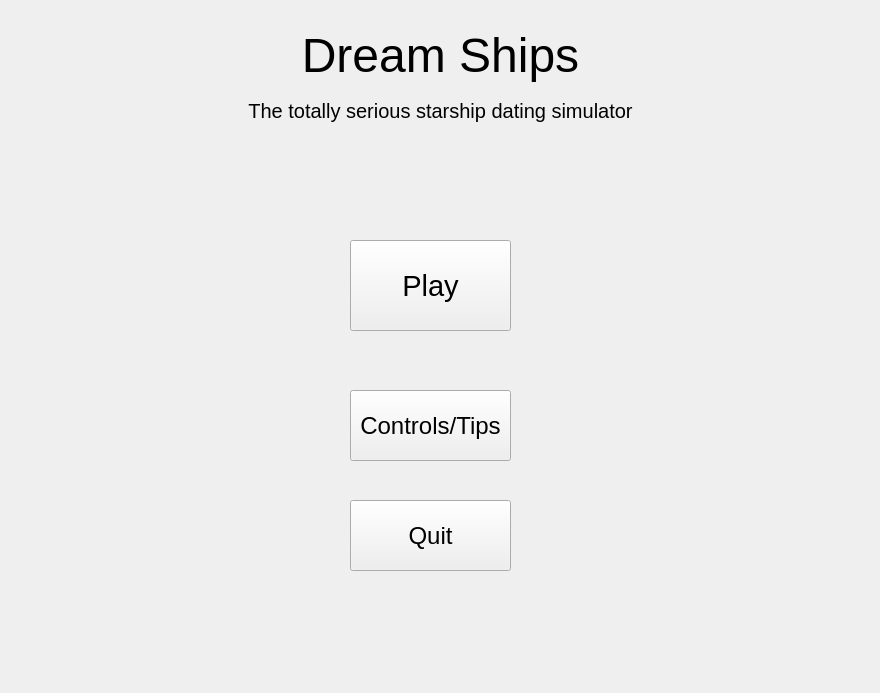
The window that GalaxyGame/Student/mainmenu.ui (cronos23/spacewaifus) describes before a commit, drawn with Qt 5.
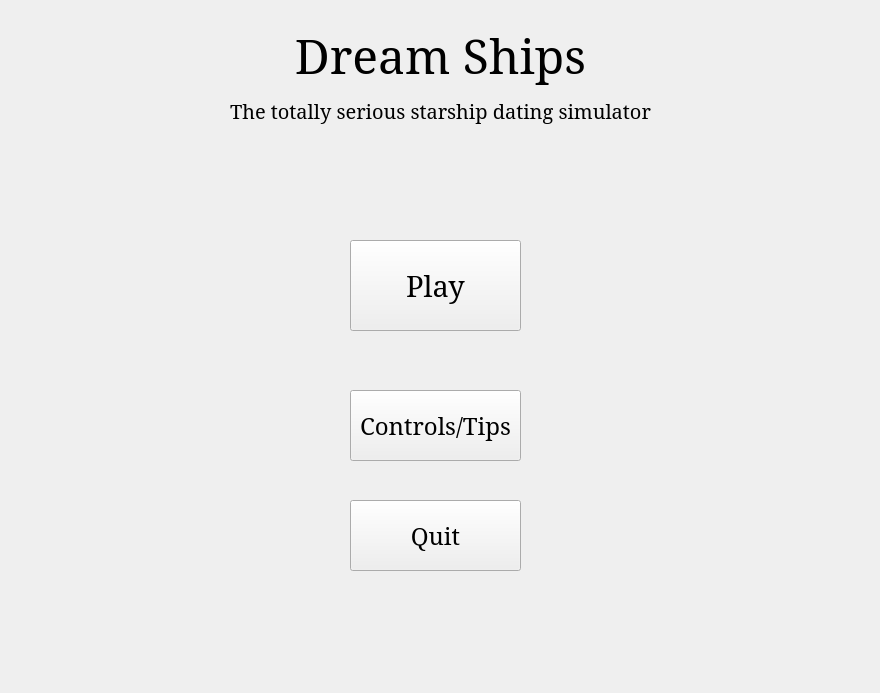
The same window after the commit.

```diff
--- a/GalaxyGame/Student/mainmenu.ui
+++ b/GalaxyGame/Student/mainmenu.ui
@@ -24,6 +24,7 @@
    </property>
    <property name="font">
     <font>
+     <family>Serif</family>
      <pointsize>36</pointsize>
     </font>
    </property>
@@ -39,12 +40,13 @@
     <rect>
      <x>350</x>
      <y>240</y>
-     <width>161</width>
+     <width>171</width>
      <height>91</height>
     </rect>
    </property>
    <property name="font">
     <font>
+     <family>Serif</family>
      <pointsize>22</pointsize>
     </font>
    </property>
@@ -57,12 +59,13 @@
     <rect>
      <x>350</x>
      <y>390</y>
-     <width>161</width>
+     <width>171</width>
      <height>71</height>
     </rect>
    </property>
    <property name="font">
     <font>
+     <family>Serif</family>
      <pointsize>18</pointsize>
     </font>
    </property>
@@ -75,12 +78,13 @@
     <rect>
      <x>350</x>
      <y>500</y>
-     <width>161</width>
+     <width>171</width>
      <height>71</height>
     </rect>
    </property>
    <property name="font">
     <font>
+     <family>Serif</family>
      <pointsize>18</pointsize>
     </font>
    </property>
@@ -99,6 +103,7 @@
    </property>
    <property name="font">
     <font>
+     <family>Serif</family>
      <pointsize>15</pointsize>
     </font>
    </property>
```
